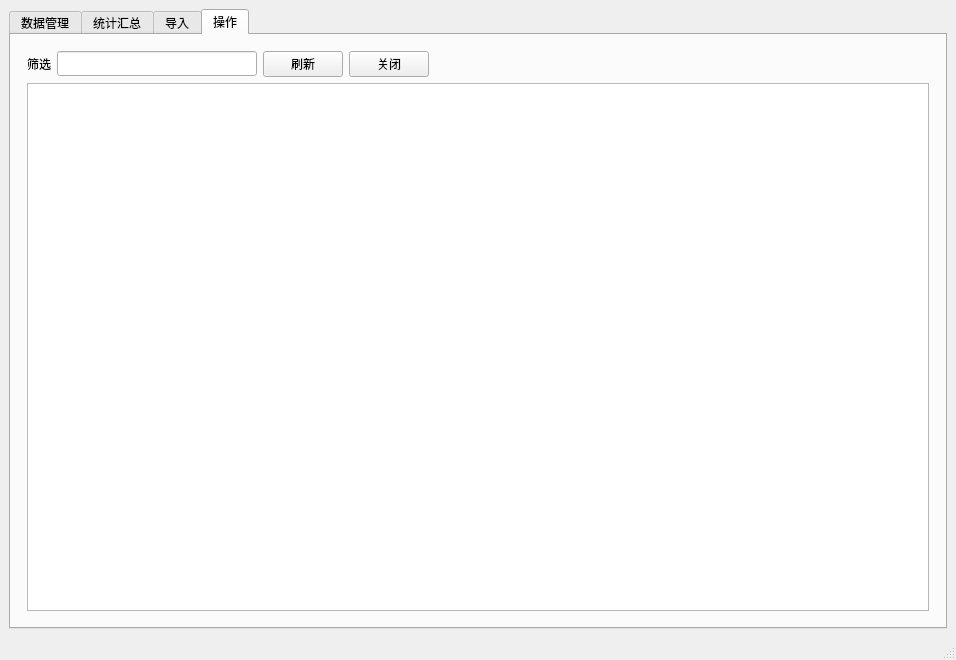
LetMeHold/wanbo.py, file ui/main.ui: the form before one commit.
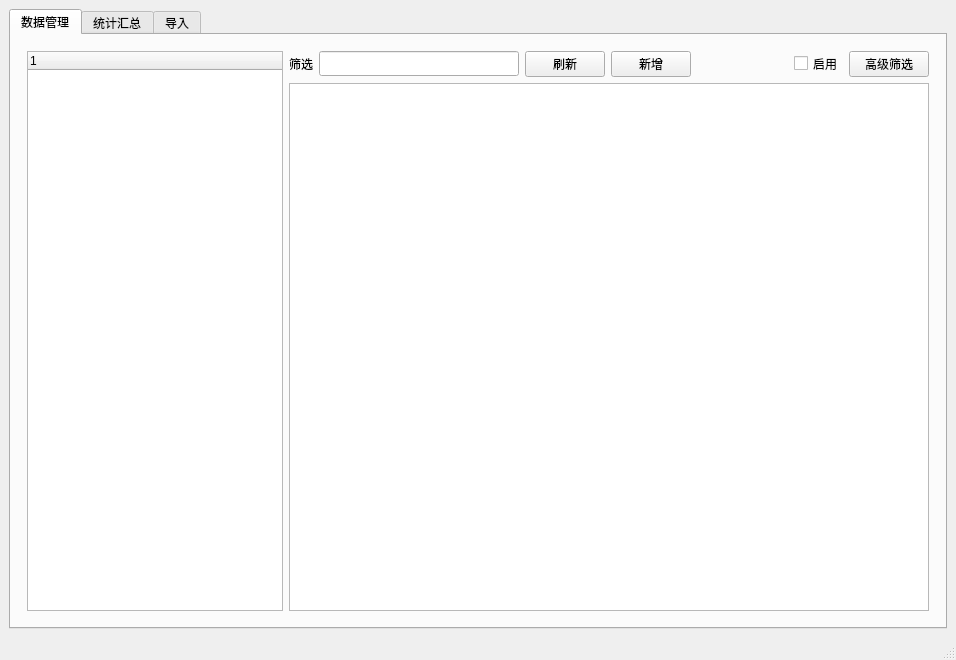
The form after the commit. The open tabs and pages were chosen to show the change.

Commit message: 操作页面从tab页改为弹出对话框

Diff of the .ui file:
```diff
--- a/ui/main.ui
+++ b/ui/main.ui
@@ -441,124 +441,6 @@
         </item>
        </layout>
       </widget>
-      <widget class="QWidget" name="tabJob">
-       <attribute name="title">
-        <string>操作</string>
-       </attribute>
-       <layout class="QVBoxLayout" name="verticalLayout_3">
-        <property name="leftMargin">
-         <number>16</number>
-        </property>
-        <property name="topMargin">
-         <number>16</number>
-        </property>
-        <property name="rightMargin">
-         <number>16</number>
-        </property>
-        <property name="bottomMargin">
-         <number>16</number>
-        </property>
-        <item>
-         <layout class="QHBoxLayout" name="horizontalLayout">
-          <property name="leftMargin">
-           <number>0</number>
-          </property>
-          <property name="topMargin">
-           <number>0</number>
-          </property>
-          <property name="rightMargin">
-           <number>0</number>
-          </property>
-          <property name="bottomMargin">
-           <number>0</number>
-          </property>
-          <item>
-           <widget class="QLabel" name="label_12">
-            <property name="minimumSize">
-             <size>
-              <width>0</width>
-              <height>25</height>
-             </size>
-            </property>
-            <property name="text">
-             <string>筛选</string>
-            </property>
-           </widget>
-          </item>
-          <item>
-           <widget class="QLineEdit" name="edtFilterJob">
-            <property name="sizePolicy">
-             <sizepolicy hsizetype="Fixed" vsizetype="Fixed">
-              <horstretch>0</horstretch>
-              <verstretch>0</verstretch>
-             </sizepolicy>
-            </property>
-            <property name="minimumSize">
-             <size>
-              <width>200</width>
-              <height>25</height>
-             </size>
-            </property>
-           </widget>
-          </item>
-          <item>
-           <widget class="QPushButton" name="btnJobRefresh">
-            <property name="sizePolicy">
-             <sizepolicy hsizetype="Fixed" vsizetype="Fixed">
-              <horstretch>0</horstretch>
-              <verstretch>0</verstretch>
-             </sizepolicy>
-            </property>
-            <property name="minimumSize">
-             <size>
-              <width>0</width>
-              <height>25</height>
-             </size>
-            </property>
-            <property name="text">
-             <string>刷新</string>
-            </property>
-           </widget>
-          </item>
-          <item>
-           <widget class="QPushButton" name="btnJobClose">
-            <property name="sizePolicy">
-             <sizepolicy hsizetype="Fixed" vsizetype="Fixed">
-              <horstretch>0</horstretch>
-              <verstretch>0</verstretch>
-             </sizepolicy>
-            </property>
-            <property name="minimumSize">
-             <size>
-              <width>0</width>
-              <height>25</height>
-             </size>
-            </property>
-            <property name="text">
-             <string>关闭</string>
-            </property>
-           </widget>
-          </item>
-          <item>
-           <spacer name="horizontalSpacer_2">
-            <property name="orientation">
-             <enum>Qt::Horizontal</enum>
-            </property>
-            <property name="sizeHint" stdset="0">
-             <size>
-              <width>747</width>
-              <height>20</height>
-             </size>
-            </property>
-           </spacer>
-          </item>
-         </layout>
-        </item>
-        <item>
-         <widget class="QTableWidget" name="twJob"/>
-        </item>
-       </layout>
-      </widget>
      </widget>
     </item>
    </layout>
```
Left out of the diff: 2 changed lines with no effect on the pictures. The commit also changes 7 other files.
